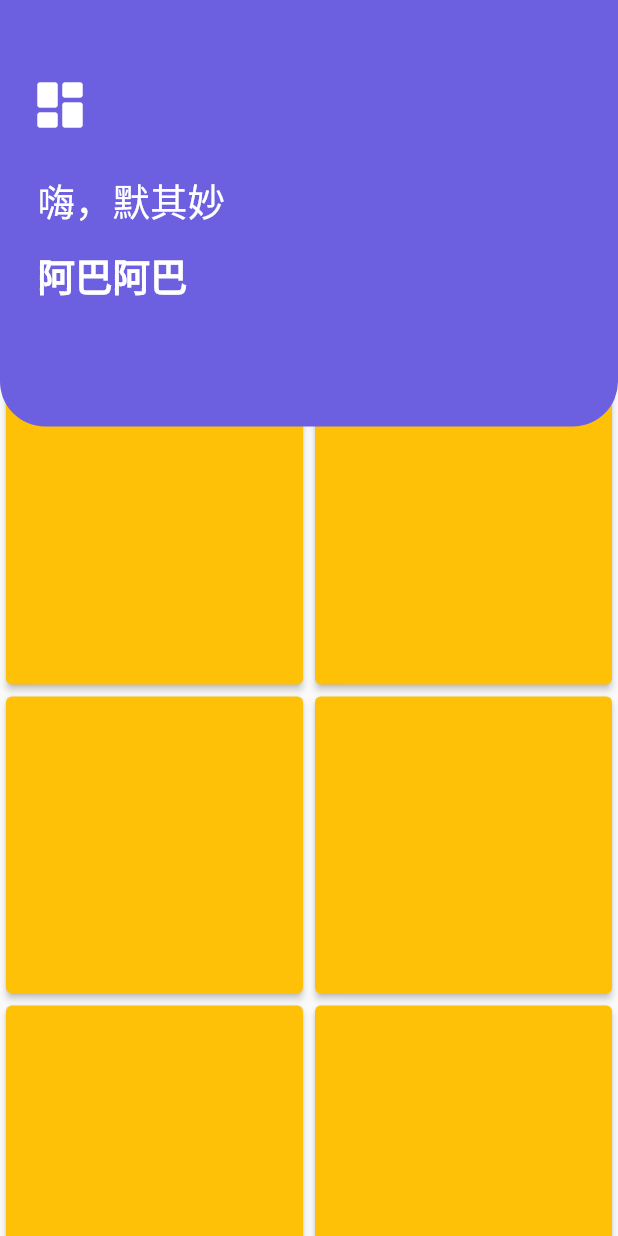
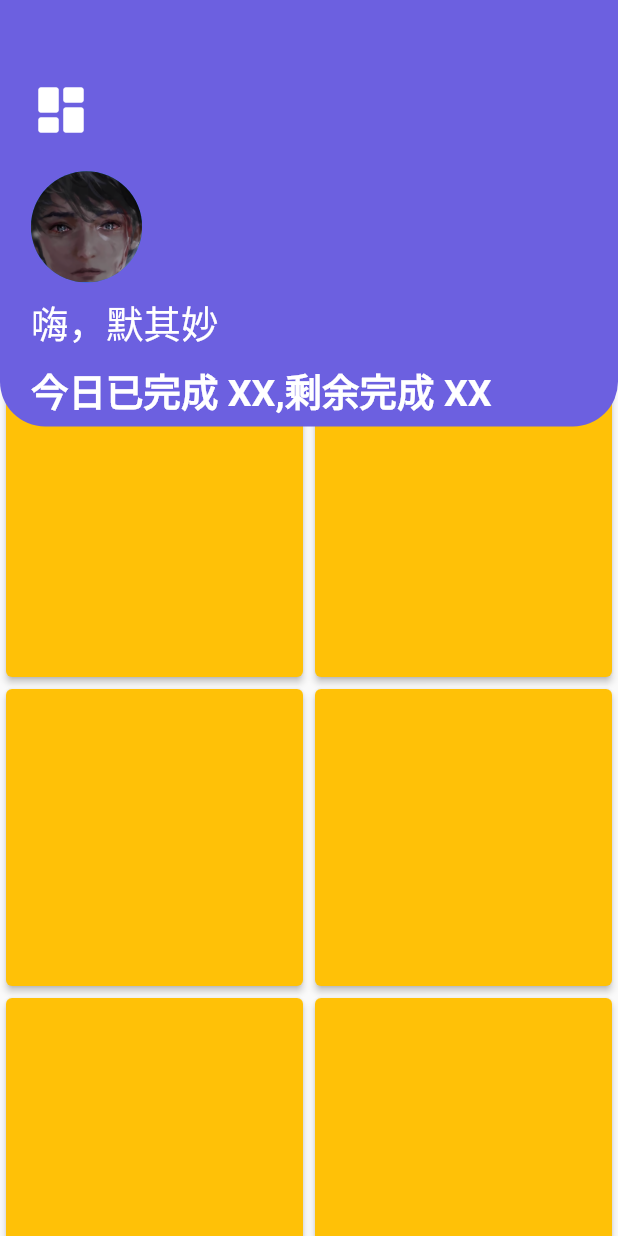
Before and after one commit to MooRoakee/flutter_set_habit, a Flutter app: the screen it shows after launch, on a phone screen of 412 x 824 dp. Run offline on Flutter 3.47's test engine with Material 2 defaults, Android fonts, the light colour scheme and no system bars; our stand-ins replace flutter_spinkit; missing offline and left inert: dart:ffi, webdav.

Commit message:
first commit

```diff
--- a/lib/page/home.dart
+++ b/lib/page/home.dart
@@ -1,3 +1,5 @@
+import 'dart:ffi';
+
 import 'package:flutter/material.dart';
 import 'package:set_habit/others/constant.dart';
 import 'package:set_habit/others/habitset.dart';
@@ -17,9 +19,8 @@ class _MyAppState extends State<Home> {
 
   @override
   Widget build(Object context) {
-    var deviceData = MediaQuery.of(context); // 返回 MediaQueryData
-    var width = deviceData.size.width; //返回context所在的窗口宽度
-    var height = deviceData.size.height; //返回context所在的窗口高度
+    var width = MediaQuery.of(context).size.width; //返回context所在的窗口宽度
+    var height = MediaQuery.of(context).size.height; //返回context所在的窗口高度
     var heightScaleOfHead = 0.345;
 
     return Scaffold(
@@ -29,14 +30,14 @@ class _MyAppState extends State<Home> {
             children: <Widget>[
               Column(children: <Widget>[
                 SizedBox(
-                  height: height*heightScaleOfHead-30,
+                  height: height * heightScaleOfHead - 35,
                 ),
 
                 ///------------------------------------
                 ///卡片部分
                 ///------------------------------------
                 Container(
-                  height: height*(1-heightScaleOfHead)+30,
+                  height: height * (1 - heightScaleOfHead) + 35,
                   child: GridView.count(
                     physics: BouncingScrollPhysics(),
                     crossAxisCount: 2,
@@ -56,21 +57,41 @@ class _MyAppState extends State<Home> {
               ///头部分
               ///--------------------------------------------
               Container(
-                height: height*heightScaleOfHead,
+                height: height * heightScaleOfHead,
                 decoration: BoxDecoration(
                     color: Color.fromRGBO(108, 96, 224, 1),
                     borderRadius: BorderRadius.only(
                         bottomLeft: Radius.circular(30),
                         bottomRight: Radius.circular(30))),
               ),
-              Positioned(
-                  top: 50,
-                  left: 20,
+
+              Column(
+                children: [
+                  SizedBox(
+                    height: height * 0.04,
+                  ),
+                  Padding(
+                    padding: EdgeInsets.all(width * 0.05),
+                    child: Align(
+                        alignment: Alignment.centerLeft,
                         child: Icon(Icons.dashboard_rounded,
                             size: 40, color: Colors.white)),
-              Positioned(
-                top: 115,
-                left: 25,
+                  ),
+                  Padding(
+                    padding: EdgeInsets.only(left: width * 0.05),
+                    child: Align(
+                      alignment: Alignment.centerLeft,
+                      child: CircleAvatar(
+                        radius: width * 0.09,
+                        backgroundImage: AssetImage('assets/img/profile.png'),
+                      ),
+                    ),
+                  ),
+                  Padding(
+                    padding:
+                        EdgeInsets.only(left: width * 0.05, top: height * 0.01),
+                    child: Align(
+                      alignment: Alignment.centerLeft,
                       child: Text(
                         '嗨，默其妙',
                         style: TextStyle(
@@ -79,16 +100,22 @@ class _MyAppState extends State<Home> {
                             fontWeight: FontWeight.w500),
                       ),
                     ),
-              Positioned(
-                top: 165,
-                left: 25,
+                  ),
+                  Padding(
+                    padding:
+                        EdgeInsets.only(left: width * 0.05, top: height * 0.01),
+                    child: Align(
+                      alignment: Alignment.centerLeft,
                       child: Text(
-                  '阿巴阿巴',
+                        '今日已完成 XX,剩余完成 XX',
                         style: TextStyle(
                             color: Colors.white,
                             fontSize: 25,
                             fontWeight: FontWeight.bold),
                       ),
+                    ),
+                  ),
+                ],
               ),
             ],
           ),
--- a/pubspec.yaml
+++ b/pubspec.yaml
@@ -47,9 +47,8 @@ flutter:
   uses-material-design: true
 
   # To add assets to your application, add an assets section, like this:
-  # assets:
-  #   - images/a_dot_burr.jpeg
-  #   - images/a_dot_ham.jpeg
+  assets:
+    - assets/img/
 
   # An image asset can refer to one or more resolution-specific "variants", see
   # https://flutter.dev/assets-and-images/#resolution-aware.
```
Also changed, not shown: assets/img/profile.png (added), pubspec.lock. Lines whose indentation alone changed are shown as unchanged.
